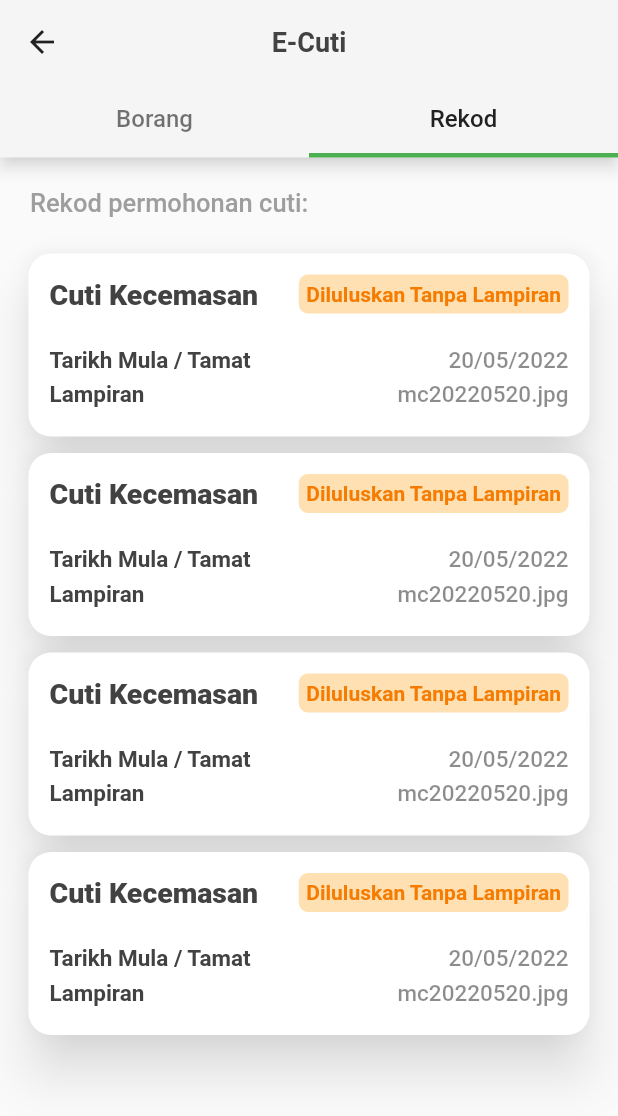
After one commit to SahanahPandu/iWork, a Flutter app: the Tabs screen opened directly, tab 2 chosen, on a phone screen of 412 x 824 dp. The commit adds this screen. Shown: the top 1116 px of the screen. Run offline on Flutter 3.47's test engine with Material 2 defaults, Android fonts, the phone set to English and light mode, and no system bars; our stand-ins replace action_slider, flutter_keyboard_visibility, fluttertoast, shimmer; missing offline and left inert: flutter_device_type, sailor, simple_ripple_animation.

Commit message:
Create list view and list card for Leave List , and details for the pra cards

```diff
--- a/lib/screens/e_cuti/leave_form.dart
+++ b/lib/screens/e_cuti/leave_form.dart
@@ -67,7 +67,6 @@ class _LeaveFormState extends State<LeaveForm> {
         }
       },
       child: Scaffold(
-        backgroundColor: grey200,
         bottomSheet: _showBottomSheet(),
         body: Container(
           margin: const EdgeInsets.all(7),
@@ -488,13 +487,14 @@ class _LeaveFormState extends State<LeaveForm> {
   Widget? _showBottomSheet() {
     if (_show) {
       return BottomSheet(
-        enableDrag: true,
+        backgroundColor: Colors.white,
+        elevation: 50,
+        enableDrag: false,
         onClosing: () {},
         builder: (context) {
           return Container(
             height: 90,
             width: double.infinity,
-            color: Colors.white,
             alignment: Alignment.center,
             child: ElevatedButton(
               onPressed: () {
--- /dev/null
+++ b/lib/screens/e_cuti/leave_list.dart
@@ -0,0 +1,39 @@
+import 'package:eswm/widgets/cards/e_cuti/pra/pra_e_cuti_list_details.dart';
+import 'package:eswm/widgets/listview/card_list_view.dart';
+import 'package:flutter/material.dart';
+
+class LeaveList extends StatefulWidget {
+  const LeaveList({Key? key}) : super(key: key);
+
+  @override
+  State<LeaveList> createState() => _LeaveListState();
+}
+
+class _LeaveListState extends State<LeaveList> {
+  List items = ['Cuti1', 'Cuti2', 'Cuti3', 'Cuti4'];
+
+  @override
+  Widget build(BuildContext context) {
+    return Column(
+      crossAxisAlignment: CrossAxisAlignment.start,
+      children: [
+        Padding(
+          padding: const EdgeInsets.all(20),
+          child: Text(
+            "Rekod permohonan cuti: ",
+            style: TextStyle(
+              color: Colors.grey.shade500,
+              fontSize: 17,
+              fontWeight: FontWeight.w500,
+            ),
+          ),
+        ),
+        CardListView(
+          itemList: items,
+          pages: const PraECutiListDetails(),
+          cardHeight: 130,
+        ),
+      ],
+    );
+  }
+}
--- /dev/null
+++ b/lib/widgets/cards/e_cuti/pra/pra_e_cuti_list_details.dart
@@ -0,0 +1,104 @@
+import 'package:flutter/material.dart';
+
+class PraECutiListDetails extends StatefulWidget {
+  const PraECutiListDetails({Key? key}) : super(key: key);
+
+  @override
+  State<PraECutiListDetails> createState() => _PraECutiListDetailsState();
+}
+
+class _PraECutiListDetailsState extends State<PraECutiListDetails> {
+  @override
+  Widget build(BuildContext context) {
+    return Container(
+      margin: const EdgeInsets.all(8),
+      child: Column(
+        children: [
+          //Jenis dan Status Cuti
+          Row(
+            mainAxisAlignment: MainAxisAlignment.spaceBetween,
+            children: [
+              Text(
+                "Cuti Kecemasan",
+                style: TextStyle(
+                  fontSize: 19,
+                  color: Colors.grey.shade800,
+                  fontWeight: FontWeight.w900,
+                ),
+              ),
+              Container(
+                decoration: BoxDecoration(
+                  color: Colors.orange.shade100,
+                  borderRadius: BorderRadius.circular(6),
+                ),
+                child: Container(
+                  margin: const EdgeInsets.all(5),
+                  child: Center(
+                    child: Text(
+                      "Diluluskan Tanpa Lampiran",
+                      style: TextStyle(
+                          color: Colors.orange.shade700,
+                          fontWeight: FontWeight.w600),
+                    ),
+                  ),
+                ),
+              ),
+            ],
+          ),
+
+          //Tarikh Mula/Tamat
+          Padding(
+            padding: const EdgeInsets.only(
+              top: 22,
+              bottom: 5,
+            ),
+            child: Row(
+              mainAxisAlignment: MainAxisAlignment.spaceBetween,
+              children: [
+                Text(
+                  "Tarikh Mula / Tamat",
+                  style: TextStyle(
+                    fontSize: 15,
+                    color: Colors.grey.shade800,
+                    fontWeight: FontWeight.w600,
+                  ),
+                ),
+                const Text(
+                  "20/05/2022",
+                  style: TextStyle(
+                    fontSize: 15,
+                    color: Colors.black45,
+                    fontWeight: FontWeight.w500,
+                  ),
+                )
+              ],
+            ),
+          ),
+
+          //Lampiran
+          Row(
+            mainAxisAlignment: MainAxisAlignment.spaceBetween,
+            children: [
+              Text(
+                "Lampiran",
+                style: TextStyle(
+                  fontSize: 15,
+                  color: Colors.grey.shade800,
+                  fontWeight: FontWeight.w600,
+                ),
+              ),
+              const Text(
+                "mc20220520.jpg",
+                style: TextStyle(
+                  fontSize: 15,
+                  color: Colors.black45,
+                  fontWeight: FontWeight.w500,
+                ),
+              )
+            ],
+          ),
+        ],
+      ),
+    );
+  }
+}
--- /dev/null
+++ b/lib/widgets/cards/list_card.dart
@@ -0,0 +1,37 @@
+// ignore_for_file: must_be_immutable
+
+import 'package:flutter/material.dart';
+
+class ListCard extends StatefulWidget {
+  double cardHeight;
+  Widget pages;
+
+  ListCard({Key? key, required this.cardHeight, required this.pages})
+      : super(key: key);
+
+  @override
+  State<ListCard> createState() => _ListCardState();
+}
+
+class _ListCardState extends State<ListCard> {
+  @override
+  Widget build(BuildContext context) {
+    return Padding(
+      padding: const EdgeInsets.only(bottom: 3),
+      child: SizedBox(
+        height: widget.cardHeight,
+        child: Card(
+          shape: RoundedRectangleBorder(
+            borderRadius: BorderRadius.circular(15),
+          ),
+          shadowColor: Colors.white,
+          elevation: 14,
+          child: Padding(
+            padding: const EdgeInsets.all(6),
+            child: widget.pages,
+          ),
+        ),
+      ),
+    );
+  }
+}
--- /dev/null
+++ b/lib/widgets/listview/card_list_view.dart
@@ -0,0 +1,39 @@
+// ignore_for_file: must_be_immutable
+
+import 'package:eswm/widgets/cards/list_card.dart';
+import 'package:flutter/material.dart';
+
+class CardListView extends StatefulWidget {
+  final List itemList;
+  Widget pages;
+  double cardHeight;
+
+  CardListView(
+      {Key? key,
+      required this.itemList,
+      required this.pages,
+      required this.cardHeight})
+      : super(key: key);
+
+  @override
+  State<CardListView> createState() => _CardListViewState();
+}
+
+class _CardListViewState extends State<CardListView> {
+  @override
+  Widget build(BuildContext context) {
+    return Expanded(
+      child: Container(
+        margin: const EdgeInsets.symmetric(
+          horizontal: 15,
+        ),
+        child: ListView.builder(
+          itemCount: widget.itemList.length,
+          itemBuilder: (context, index) {
+            return ListCard(cardHeight: widget.cardHeight, pages: widget.pages);
+          },
+        ),
+      ),
+    );
+  }
+}
```
